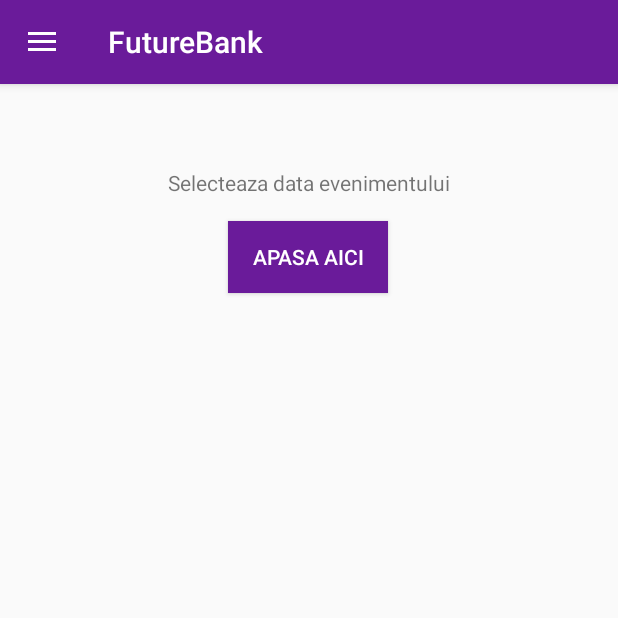
After one commit to BrStefan/Future-Bank_V2, an Android app: the fragment EventFragment placed in its activity, on a phone screen of 412 x 824 dp, the top half of it. The commit adds this screen. Run offline under Robolectric (Android 15) with nearby library versions, the phone set to English and light mode, and no system bars; our stand-ins replace Firebase (no records; nobody signed in at launch, a user with empty details on screens opened directly).

Commit message:
Finished the RecyclerView for Exchanges (using Retrofit2 for API call and fixer.io as API source) and started the Events fragment, finished date picker.

```diff
--- a/app/src/main/java/com/example/brstefan/futurebank/JSONPlaceHolderApi.java
+++ b/app/src/main/java/com/example/brstefan/futurebank/JSONPlaceHolderApi.java
@@ -9,6 +9,6 @@ public interface JSONPlaceHolderApi {
 
     String BASE_URL = "http://data.fixer.io/api/";
     @GET("latest?access_key=23384a50ae773eaea300fb5dba263fa1")
-    Call<Exchange> getExchanges();
+    Call<ExchangeCurrency> getExchanges();
 
 }
--- a/app/src/main/java/com/example/brstefan/futurebank/MainActivity.java
+++ b/app/src/main/java/com/example/brstefan/futurebank/MainActivity.java
@@ -122,6 +122,9 @@ public class MainActivity extends AppCompatActivity
             case R.id.nav_settings:
                 fragment = new SettingsFragment();
                 break;
+            case R.id.nav_event:
+                fragment = new EventFragment();
+                break;
             case R.id.nav_logout:
                 break;
         }
--- /dev/null
+++ b/app/src/main/res/drawable/ic_date_range.xml
@@ -0,0 +1,9 @@
+<vector xmlns:android="http://schemas.android.com/apk/res/android"
+        android:width="24dp"
+        android:height="24dp"
+        android:viewportWidth="24.0"
+        android:viewportHeight="24.0">
+    <path
+        android:fillColor="#FF000000"
+        android:pathData="M9,11L7,11v2h2v-2zM13,11h-2v2h2v-2zM17,11h-2v2h2v-2zM19,4h-1L18,2h-2v2L8,4L8,2L6,2v2L5,4c-1.11,0 -1.99,0.9 -1.99,2L3,20c0,1.1 0.89,2 2,2h14c1.1,0 2,-0.9 2,-2L21,6c0,-1.1 -0.9,-2 -2,-2zM19,20L5,20L5,9h14v11z"/>
+</vector>
--- /dev/null
+++ b/app/src/main/res/layout/fragment_event.xml
@@ -0,0 +1,38 @@
+<?xml version="1.0" encoding="utf-8"?>
+<android.support.constraint.ConstraintLayout
+    xmlns:android="http://schemas.android.com/apk/res/android"
+    xmlns:app="http://schemas.android.com/apk/res-auto"
+    xmlns:tools="http://schemas.android.com/tools"
+    android:layout_width="match_parent"
+    android:layout_height="match_parent">
+
+
+    <Button
+        android:id="@+id/date_button"
+        android:layout_width="wrap_content"
+        android:layout_height="wrap_content"
+        android:layout_marginStart="8dp"
+        android:layout_marginTop="16dp"
+        android:layout_marginEnd="8dp"
+        android:background="@color/colorPrimary"
+        android:paddingLeft="16dp"
+        android:paddingRight="16dp"
+        android:text="@string/apasa"
+        android:textColor="@color/white"
+        app:layout_constraintEnd_toEndOf="parent"
+        app:layout_constraintHorizontal_bias="0.498"
+        app:layout_constraintStart_toStartOf="parent"
+        app:layout_constraintTop_toBottomOf="@+id/text_view_date" />
+
+    <TextView
+        android:id="@+id/text_view_date"
+        android:layout_width="wrap_content"
+        android:layout_height="wrap_content"
+        android:layout_marginStart="109dp"
+        android:layout_marginTop="112dp"
+        android:layout_marginEnd="109dp"
+        android:text="@string/Selecteaza_zi"
+        app:layout_constraintEnd_toEndOf="parent"
+        app:layout_constraintStart_toStartOf="parent"
+        app:layout_constraintTop_toTopOf="parent" />
+</android.support.constraint.ConstraintLayout>
--- a/app/src/main/res/menu/activity_main_drawer.xml
+++ b/app/src/main/res/menu/activity_main_drawer.xml
@@ -17,6 +17,10 @@
             android:icon="@drawable/ic_account_balance_wallet_black_24dp"
             android:title="@string/tranzactii" />
         <item
+            android:id="@+id/nav_event"
+            android:icon="@drawable/ic_date_range"
+            android:title="@string/Adauga_Eveniment" />
+        <item
             android:id="@+id/nav_settings"
             android:icon="@drawable/ic_settings_black_24dp"
             android:title="@string/setari" />
@@ -25,6 +29,7 @@
             android:icon="@drawable/ic_exit_to_app_black_24dp"
             android:title="@string/iesi"
             />
+
     </group>
 
 
--- a/app/src/main/res/values/strings.xml
+++ b/app/src/main/res/values/strings.xml
@@ -23,4 +23,8 @@
     <string name="Eveniment">Urmatorul eveniment financiar:</string>
     <string name="tranzactii">Tranzactii</string>
     <string name="curs_valutar">Curs Valutar</string>
+    <string name="AUD">AUD</string>
+    <string name="Adauga_Eveniment">Adauga un eveniment financiar</string>
+    <string name="Selecteaza_zi">Selecteaza data evenimentului</string>
+    <string name="apasa">Apasa aici</string>
 </resources>
```
Also changed, not shown: app/src/main/java/com/example/brstefan/futurebank/EventFragment.java (added, +136 -0 lines), app/src/main/java/com/example/brstefan/futurebank/Exchange.java (+10 -17 lines), app/src/main/java/com/example/brstefan/futurebank/ExchangeAdapter.java (added, +50 -0 lines), app/src/main/java/com/example/brstefan/futurebank/ExchangeCurrency.java (added, +107 -0 lines), app/src/main/java/com/example/brstefan/futurebank/ExchangeFragment.java (+33 -13 lines), app/src/main/java/com/example/brstefan/futurebank/ExchangeItem.java (added, +20 -0 lines), app/src/main/res/layout/currency_row.xml (added, +36 -0 lines), app/src/main/res/layout/fragment_exchange.xml (+9 -12 lines).
